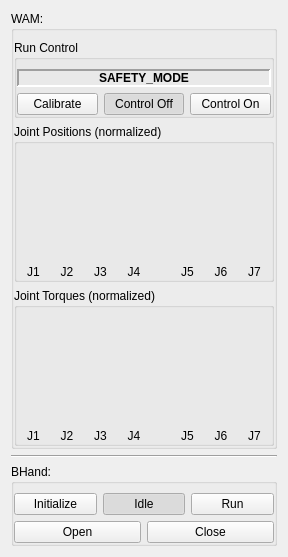
Before: the Qt Designer form rqt_barrett/src/rqt_barrett/barrett_dashboard.ui in jhu-lcsr/orocos_barrett, drawn with Qt 5.
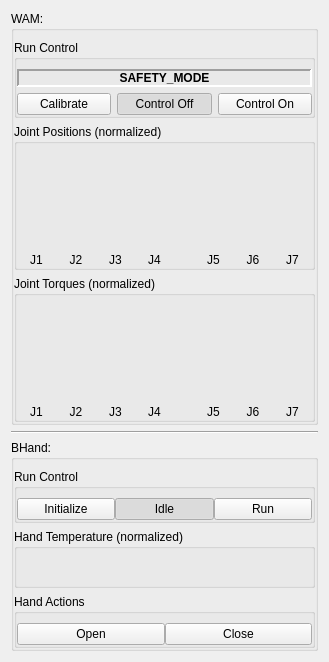
After: the same form once the commit is applied. Custom widgets are drawn as their Qt base class.

The edit to the form file:
```diff
--- a/rqt_barrett/src/rqt_barrett/barrett_dashboard.ui
+++ b/rqt_barrett/src/rqt_barrett/barrett_dashboard.ui
@@ -6,8 +6,8 @@
    <rect>
     <x>0</x>
     <y>0</y>
-    <width>288</width>
-    <height>557</height>
+    <width>329</width>
+    <height>662</height>
    </rect>
   </property>
   <property name="windowTitle">
@@ -168,6 +168,9 @@
              <property name="spacing">
               <number>0</number>
              </property>
+              <property name="margin">
+               <number>0</number>
+              </property>
              <item>
               <layout class="QVBoxLayout" name="verticalLayout_18">
                <property name="spacing">
@@ -1713,12 +1716,35 @@
        <number>0</number>
       </property>
       <item>
+       <widget class="QGroupBox" name="tourques_groupbox_3">
+        <property name="title">
+         <string>Run Control</string>
+        </property>
+        <layout class="QHBoxLayout" name="horizontalLayout_7">
+         <property name="spacing">
+          <number>0</number>
+         </property>
+         <property name="leftMargin">
+          <number>0</number>
+         </property>
+         <property name="topMargin">
+          <number>9</number>
+         </property>
+         <property name="rightMargin">
+          <number>0</number>
+         </property>
+         <property name="bottomMargin">
+          <number>0</number>
+         </property>
+         <item>
+          <layout class="QHBoxLayout" name="horizontalLayout_8">
+           <item>
        <layout class="QHBoxLayout" name="horizontalLayout_17">
         <item>
          <widget class="QPushButton" name="button_initialize_hand">
           <property name="minimumSize">
            <size>
-            <width>80</width>
+                 <width>40</width>
             <height>0</height>
            </size>
           </property>
@@ -1764,6 +1790,97 @@
         </item>
        </layout>
       </item>
+          </layout>
+         </item>
+        </layout>
+       </widget>
+      </item>
+      <item>
+       <widget class="QGroupBox" name="tourques_groupbox_2">
+        <property name="title">
+         <string>Hand Temperature (normalized)</string>
+        </property>
+        <layout class="QHBoxLayout" name="horizontalLayout_5">
+         <property name="spacing">
+          <number>0</number>
+         </property>
+         <property name="leftMargin">
+          <number>0</number>
+         </property>
+         <property name="topMargin">
+          <number>9</number>
+         </property>
+         <property name="rightMargin">
+          <number>0</number>
+         </property>
+         <property name="bottomMargin">
+          <number>0</number>
+         </property>
+         <item>
+          <layout class="QHBoxLayout" name="horizontalLayout_4">
+           <item>
+            <widget class="QwtThermo" name="hand_temp">
+             <property name="sizePolicy">
+              <sizepolicy hsizetype="Expanding" vsizetype="Expanding">
+               <horstretch>0</horstretch>
+               <verstretch>0</verstretch>
+              </sizepolicy>
+             </property>
+             <property name="minimumSize">
+              <size>
+               <width>0</width>
+               <height>25</height>
+              </size>
+             </property>
+             <property name="autoFillBackground">
+              <bool>false</bool>
+             </property>
+             <property name="alarmEnabled">
+              <bool>true</bool>
+             </property>
+             <property name="alarmLevel">
+              <double>0.660000000000000</double>
+             </property>
+             <property name="scalePosition">
+              <enum>QwtThermo::NoScale</enum>
+             </property>
+             <property name="borderWidth">
+              <number>0</number>
+             </property>
+             <property name="pipeWidth">
+              <number>25</number>
+             </property>
+             <property name="value">
+              <double>0.900000000000000</double>
+             </property>
+            </widget>
+           </item>
+          </layout>
+         </item>
+        </layout>
+       </widget>
+      </item>
+      <item>
+       <widget class="QGroupBox" name="tourques_groupbox_4">
+        <property name="title">
+         <string>Hand Actions</string>
+        </property>
+        <layout class="QHBoxLayout" name="horizontalLayout_9">
+         <property name="spacing">
+          <number>0</number>
+         </property>
+         <property name="leftMargin">
+          <number>0</number>
+         </property>
+         <property name="topMargin">
+          <number>9</number>
+         </property>
+         <property name="rightMargin">
+          <number>0</number>
+         </property>
+         <property name="bottomMargin">
+          <number>0</number>
+         </property>
       <item>
        <layout class="QHBoxLayout" name="horizontalLayout_18">
         <item>
@@ -1793,6 +1910,12 @@
          </widget>
         </item>
        </layout>
+         </item>
+         <item>
+          <layout class="QHBoxLayout" name="horizontalLayout_16"/>
+         </item>
+        </layout>
+       </widget>
       </item>
      </layout>
     </widget>
```
Left out of the diff: 53 changed lines with no effect on the pictures. Lines whose indentation alone changed are shown as unchanged.
